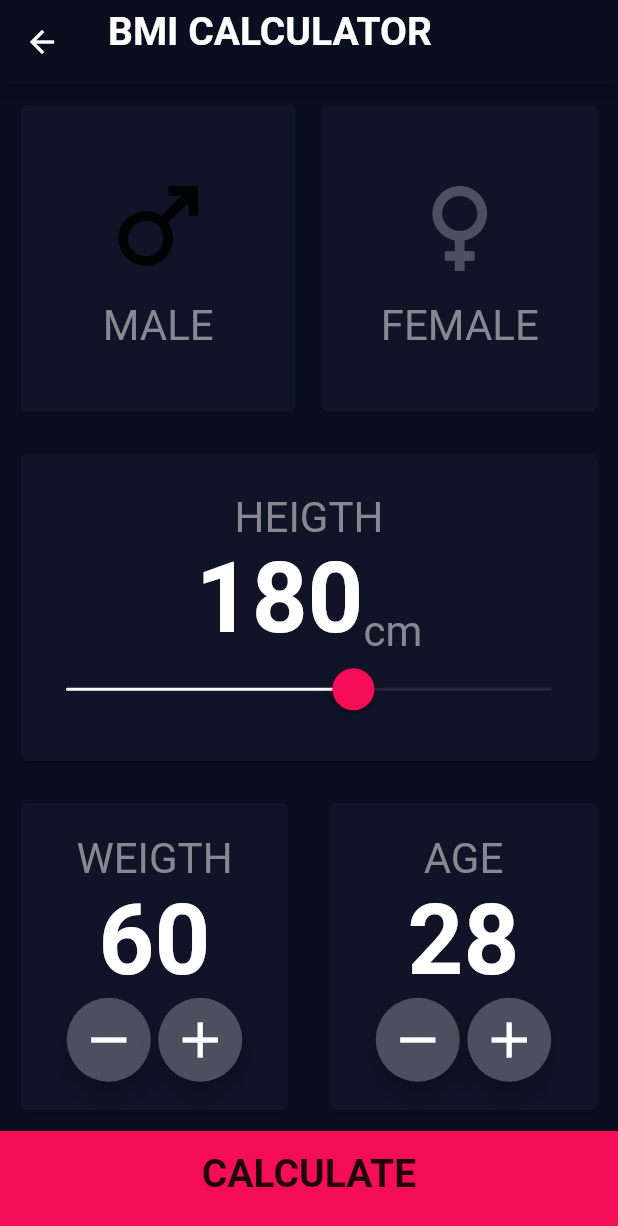
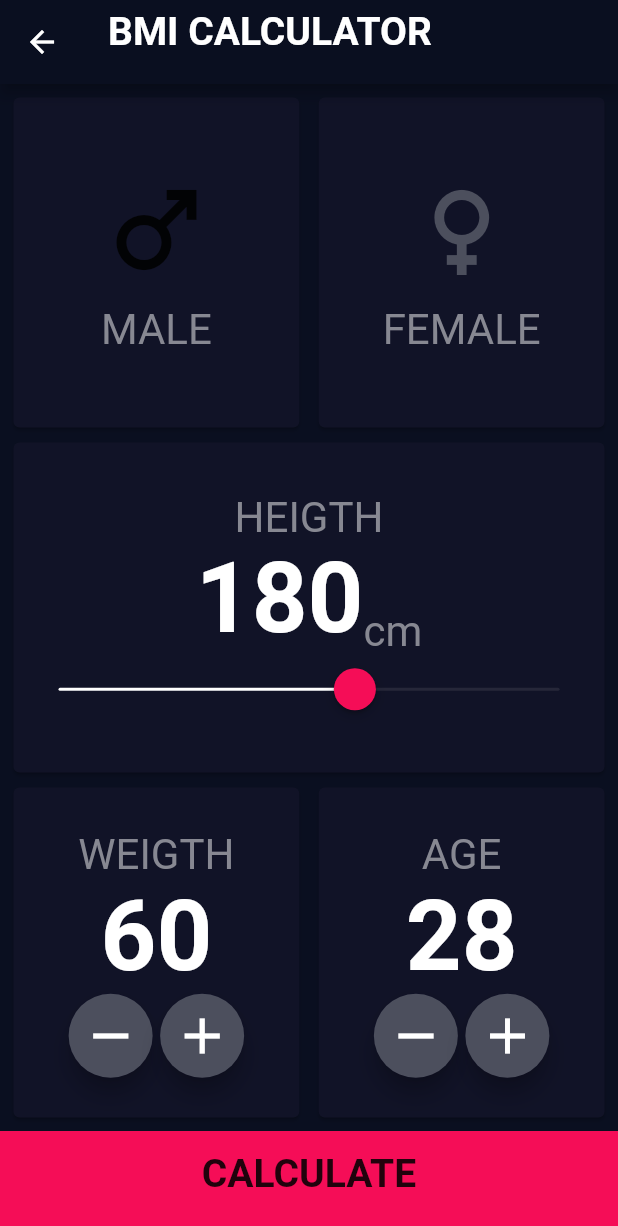
Before and after one commit to kgleader/wnb_app, a Flutter app: the BmiView screen opened by its route, on a phone screen of 412 x 824 dp. Shown: the top 1226 px of the screen. Run offline on Flutter 3.47's test engine with Material 2 defaults, Android fonts, the phone set to English and light mode, and no system bars; our stand-ins replace cached_network_image, dio, get; network calls fail.

Commit message:
added changes in BMI UI

```diff
--- a/lib/app/modules/bmi/views/bmi_view.dart
+++ b/lib/app/modules/bmi/views/bmi_view.dart
@@ -24,7 +24,7 @@ class BmiView extends GetView<BmiController> {
         title: const Text(AppText.appBarTitle, style: AppTextStyle.titleStyle),
       ),
       body: Padding(
-        padding: const EdgeInsets.all(10.0),
+        padding: const EdgeInsets.all(5.0),
         child: Column(
           children: [
             Expanded(
@@ -42,7 +42,7 @@ class BmiView extends GetView<BmiController> {
                       }),
                     ),
                   ),
-                  const SizedBox(width: 10),
+                  const SizedBox(width: 5),
                   StatusCard(
                     child: InkWell(
                       onTap: ctl.isFemaleTrue,
@@ -58,7 +58,7 @@ class BmiView extends GetView<BmiController> {
                 ],
               ),
             ),
-            const SizedBox(height: 20),
+            const SizedBox(height: 2),
             StatusCard(
               child: Obx(() {
                 return Heith(
@@ -67,7 +67,7 @@ class BmiView extends GetView<BmiController> {
                 );
               }),
             ),
-            const SizedBox(height: 20),
+            const SizedBox(height: 2),
             Expanded(
               child: Row(
                 children: [
@@ -81,7 +81,7 @@ class BmiView extends GetView<BmiController> {
                       );
                     }),
                   ),
-                  const SizedBox(width: 20),
+                  const SizedBox(width: 5),
                   StatusCard(
                     child: Obx(() {
                       return WeigthAge(
```
